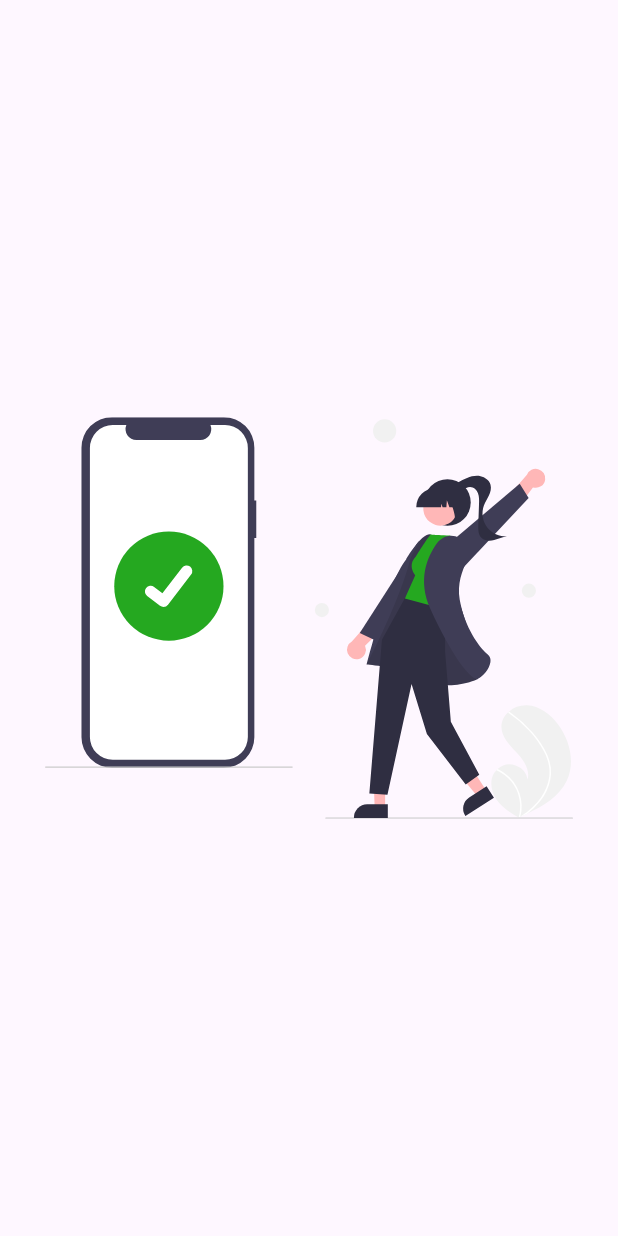
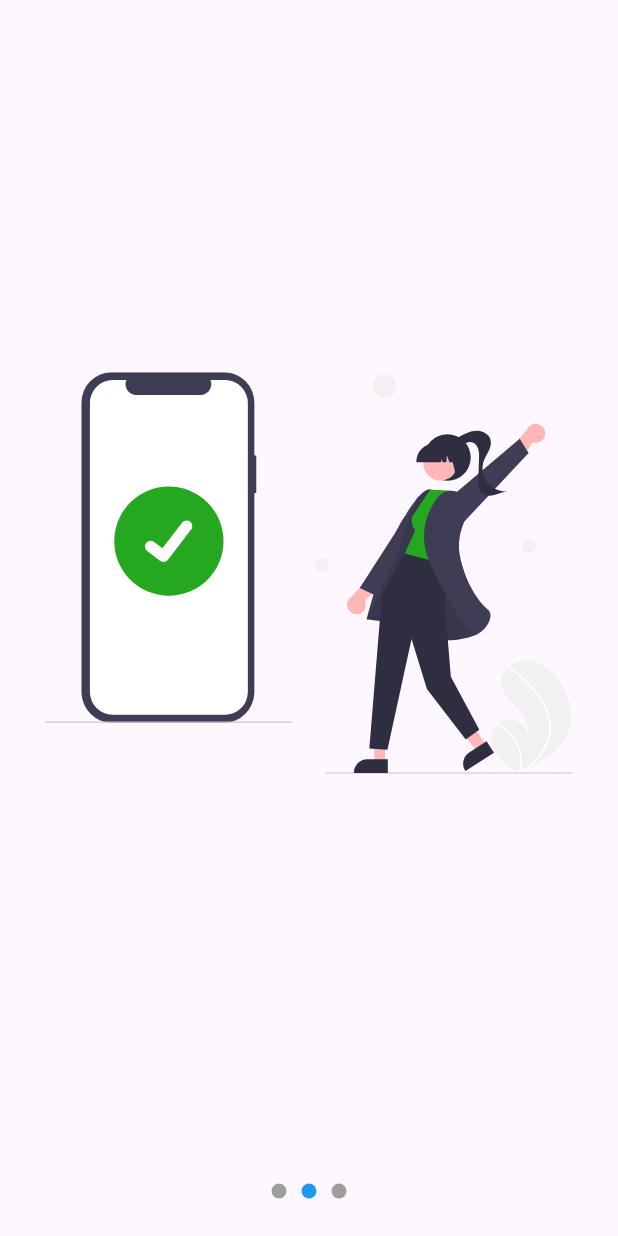
Before and after one commit to DieCau/flutter-slidershow, a Flutter app: the screen it shows after launch, swiped to page 2, on a phone screen of 412 x 824 dp. Run offline on Flutter 3.47's test engine with Material 3 defaults, Android fonts, the phone set to English and light mode, and no system bars; our stand-ins replace flutter_svg.

Commit message:
Slider model created

```diff
--- a/lib/main.dart
+++ b/lib/main.dart
@@ -1,5 +1,5 @@
 import 'package:flutter/material.dart';
-import 'package:slideshow_app/pages/slideshow_page.dart';
+import 'package:slideshow_app/src/pages/slideshow_page.dart';
 
 void main() {
   runApp(const MainApp());
--- a/lib/pages/slideshow_page.dart
+++ /dev/null
@@ -1,47 +0,0 @@
-import 'package:flutter/material.dart';
-import 'package:flutter_svg/flutter_svg.dart';
-
-class SlideShowPage extends StatelessWidget {
-  const SlideShowPage({super.key});
-
-  @override
-  Widget build(BuildContext context) {
-    return const Scaffold(
-      body: Center(child: _Slides()),
-    );
-  }
-}
-
-class _Slides extends StatelessWidget {
-  const _Slides();
-
-  @override
-  Widget build(BuildContext context) {
-    // ignore: avoid_unnecessary_containers
-    return Container(
-      child: PageView(
-        children: const [
-          _Slide('assets/svgs/slide-1.svg'),
-          _Slide('assets/svgs/slide-2.svg'),
-          _Slide('assets/svgs/slide-3.svg'),
-        ],
-      ),
-    );
-  }
-}
-
-class _Slide extends StatelessWidget {
-  final String svg;
-
-  const _Slide(this.svg);
-
-  @override
-  Widget build(BuildContext context) {
-    return Container(
-      width: double.infinity,
-      height: double.infinity,
-      padding: const EdgeInsets.all(30),
-      child: SvgPicture.asset(svg),
-    );
-  }
-}
--- /dev/null
+++ b/lib/src/models/slider_model.dart
@@ -0,0 +1,15 @@
+import 'package:flutter/material.dart';
+
+class SliderModel with ChangeNotifier {
+  double _currentPage = 0;
+
+  // Hacer un Geeter
+  double get currentPage => _currentPage;
+
+  // Hacer un Seeter
+  set currentPage(double currentPage) {
+    _currentPage = currentPage;
+    // Notifica a todos los widgets que esten escuchando el cambio del valor "double _currentPage = 0"
+    notifyListeners();
+  }
+}
--- /dev/null
+++ b/lib/src/pages/slideshow_page.dart
@@ -0,0 +1,127 @@
+import 'package:flutter/material.dart';
+
+import 'package:provider/provider.dart';
+import 'package:slideshow_app/src/models/slider_model.dart';
+
+import 'package:flutter_svg/flutter_svg.dart';
+
+class SlideShowPage extends StatelessWidget {
+  const SlideShowPage({super.key});
+
+  @override
+  Widget build(BuildContext context) {
+    // Aqui colocamos el ChangeNotifierProvider
+    return ChangeNotifierProvider(
+      // Crea la instancia de mi clase SliderModel()
+      create: (_) => SliderModel(),
+      child: const Scaffold(
+        body: Center(
+            child: Column(
+          children: [Expanded(child: _Slides()), _Dots()],
+        )),
+      ),
+    );
+  }
+}
+
+class _Dots extends StatelessWidget {
+  const _Dots();
+
+  @override
+  Widget build(BuildContext context) {
+    // ignore: sized_box_for_whitespace
+    return Container(
+      width: double.infinity,
+      height: 60,
+      child: const Row(
+        mainAxisAlignment: MainAxisAlignment.center,
+        children: [
+          _Dot(0),
+          _Dot(1),
+          _Dot(2)
+        ],
+      ),
+    );
+  }
+}
+
+class _Dot extends StatelessWidget {
+  final int index;
+  const _Dot(this.index);
+
+  @override
+  Widget build(BuildContext context) {
+
+    final double pageViewIndex = Provider.of<SliderModel>(context).currentPage;
+
+    return Container(
+      width: 10,
+      height: 10,
+      margin: const EdgeInsets.symmetric(horizontal: 5),
+      decoration: BoxDecoration(
+        color: (pageViewIndex == index) ? Colors.blue  : Colors.grey,
+        shape: BoxShape.circle
+      ),
+    );
+  }
+}
+
+class _Slides extends StatefulWidget {
+  const _Slides();
+
+  @override
+  State<_Slides> createState() => _SlidesState();
+}
+
+class _SlidesState extends State<_Slides> {
+  final pageViewController = PageController();
+
+  @override
+  void initState() {
+    super.initState();
+
+    pageViewController.addListener(() {
+      // print('Pagina actual: ${pageViewController.page}');
+      // Aqui se actualiza el Provider de mi clase SliderModel()
+      // Colocar el listen en falso ya que estamos en el initState()
+      Provider.of<SliderModel>(context, listen: false).currentPage = pageViewController.page!;
+    });
+  }
+
+  @override
+  void dispose() {
+    pageViewController.dispose();
+    super.dispose();
+  }
+
+  @override
+  Widget build(BuildContext context) {
+    // ignore: avoid_unnecessary_containers
+    return Container(
+      child: PageView(
+        controller: pageViewController,
+        children: const [
+          _Slide('assets/svgs/slide-1.svg'),
+          _Slide('assets/svgs/slide-2.svg'),
+          _Slide('assets/svgs/slide-3.svg'),
+        ],
+      ),
+    );
+  }
+}
+
+class _Slide extends StatelessWidget {
+  final String svg;
+
+  const _Slide(this.svg);
+
+  @override
+  Widget build(BuildContext context) {
+    return Container(
+      width: double.infinity,
+      height: double.infinity,
+      padding: const EdgeInsets.all(30),
+      child: SvgPicture.asset(svg),
+    );
+  }
+}
--- a/pubspec.yaml
+++ b/pubspec.yaml
@@ -10,6 +10,7 @@
   flutter:
     sdk: flutter
   flutter_svg: ^2.0.10+1
+  provider: ^6.1.2
 
 dev_dependencies:
   flutter_test:
```
Also changed, not shown: pubspec.lock.
